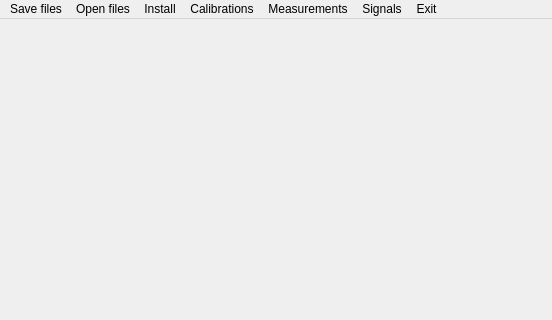
Before: the Qt Designer form ui/MainWindowUIDesign.ui in AVSidorov/FT2SXR, drawn with Qt 5; both pictures show x 0 to 552 and y 0 to 320 of the 552 by 484 pixel window.
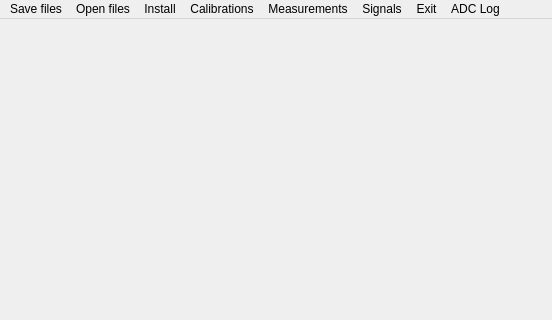
After: the same form once the commit is applied.

```diff
--- a/ui/MainWindowUIDesign.ui
+++ b/ui/MainWindowUIDesign.ui
@@ -80,6 +80,12 @@
      <string>Exit</string>
     </property>
    </widget>
+   <widget class="QMenu" name="menuADC_Log">
+    <property name="title">
+     <string>ADC Log</string>
+    </property>
+    <addaction name="actionShow_log"/>
+   </widget>
    <addaction name="menuExit"/>
    <addaction name="menuOpen_files"/>
    <addaction name="menuInstall"/>
@@ -87,6 +93,7 @@
    <addaction name="menuMeasurements"/>
    <addaction name="menuSignals"/>
    <addaction name="menuExit_2"/>
+   <addaction name="menuADC_Log"/>
   </widget>
   <action name="actionSave_SXR_file">
    <property name="text">
```
Left out of the diff: 5 changed lines with no effect on the pictures.
